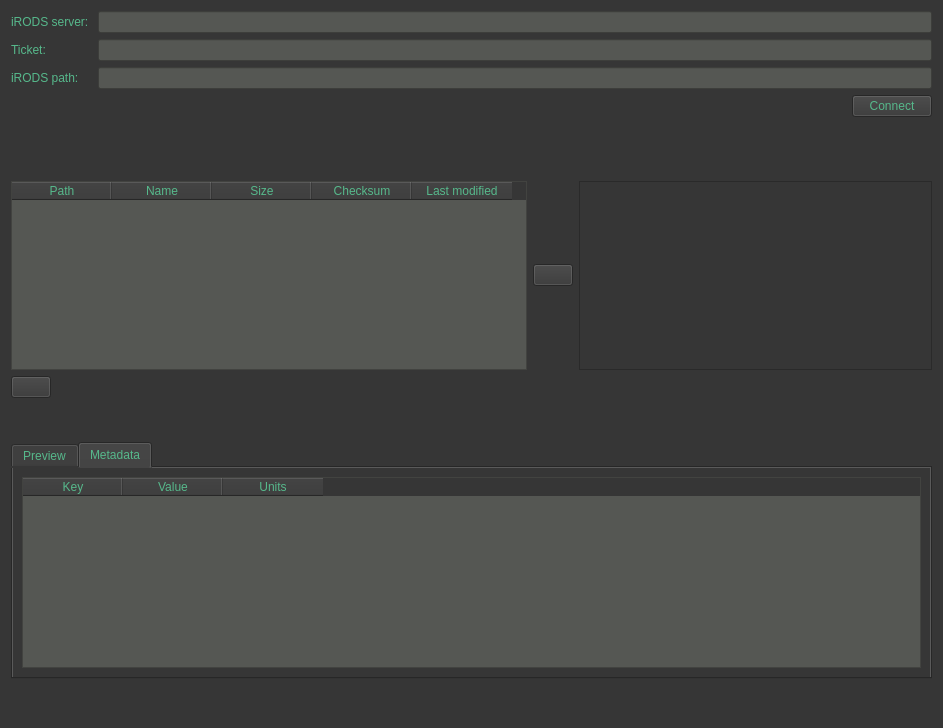
The window that gui/ui-files/tabTicketAccess.ui (iBridges-for-iRODS/iBridges) describes before a commit, drawn with Qt 5.
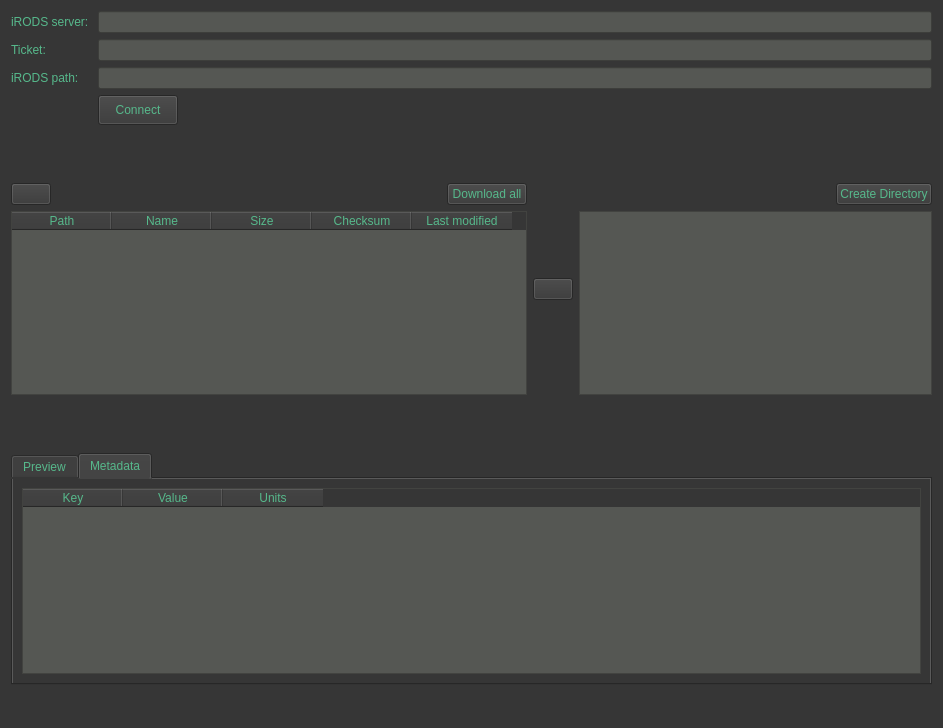
The same window after the commit. Icons and pictures are not drawn.

Commit message: - Bugfix: due to relkative paths for data objects the download sizes were not calculated correctly - Anonymous ticket download: download added to view.

What changed in the file:
```diff
--- a/gui/ui-files/tabTicketAccess.ui
+++ b/gui/ui-files/tabTicketAccess.ui
@@ -26,9 +26,10 @@
 	background-color: rgb(85, 87, 83);
 }
 
-QTreeWidget
+QTreeView
 {
-	background-color: rgb(85, 87, 83);
+  background-color: rgb(85, 87, 83);	
+
 }
 
 QLineEdit
@@ -47,6 +48,16 @@
   <layout class="QVBoxLayout" name="verticalLayout">
    <item>
     <layout class="QFormLayout" name="formLayout">
+     <item row="0" column="0">
+      <widget class="QLabel" name="label_3">
+       <property name="text">
+        <string>iRODS server: </string>
+       </property>
+      </widget>
+     </item>
+     <item row="0" column="1">
+      <widget class="QLineEdit" name="serverEdit"/>
+     </item>
      <item row="1" column="0">
       <widget class="QLabel" name="label">
        <property name="text">
@@ -54,6 +65,9 @@
        </property>
       </widget>
      </item>
+     <item row="1" column="1">
+      <widget class="QLineEdit" name="ticketEdit"/>
+     </item>
      <item row="2" column="0">
       <widget class="QLabel" name="label_2">
        <property name="text">
@@ -61,44 +75,37 @@
        </property>
       </widget>
      </item>
-     <item row="1" column="1">
-      <widget class="QLineEdit" name="ticketEdit"/>
-     </item>
      <item row="2" column="1">
       <widget class="QLineEdit" name="pathEdit"/>
      </item>
-     <item row="0" column="0">
-      <widget class="QLabel" name="label_3">
-       <property name="text">
-        <string>iRODS server: </string>
-       </property>
-      </widget>
-     </item>
-     <item row="0" column="1">
-      <widget class="QLineEdit" name="serverEdit"/>
-     </item>
      <item row="3" column="1">
       <layout class="QHBoxLayout" name="horizontalLayout">
-       <item>
-        <spacer name="horizontalSpacer_2">
-         <property name="orientation">
-          <enum>Qt::Horizontal</enum>
-         </property>
-         <property name="sizeHint" stdset="0">
-          <size>
-           <width>40</width>
-           <height>20</height>
-          </size>
-         </property>
-        </spacer>
-       </item>
        <item>
         <widget class="QPushButton" name="connectButton">
+         <property name="minimumSize">
+          <size>
+           <width>30</width>
+           <height>30</height>
+          </size>
+         </property>
          <property name="text">
           <string>Connect</string>
          </property>
         </widget>
        </item>
+       <item>
+        <spacer name="horizontalSpacer_2">
+         <property name="orientation">
+          <enum>Qt::Horizontal</enum>
+         </property>
+         <property name="sizeHint" stdset="0">
+          <size>
+           <width>40</width>
+           <height>20</height>
+          </size>
+         </property>
+        </spacer>
+       </item>
       </layout>
      </item>
     </layout>
@@ -126,6 +133,43 @@
    <item>
     <layout class="QHBoxLayout" name="horizontalLayout_3">
      <item>
+      <layout class="QVBoxLayout" name="verticalLayout_6">
+       <item>
+        <layout class="QHBoxLayout" name="horizontalLayout_5">
+         <item>
+          <widget class="QPushButton" name="homeButton">
+           <property name="text">
+            <string/>
+           </property>
+           <property name="icon">
+            <iconset>
+             <normaloff>../icons/home.png</normaloff>../icons/home.png</iconset>
+           </property>
+          </widget>
+         </item>
+         <item>
+          <spacer name="horizontalSpacer_4">
+           <property name="orientation">
+            <enum>Qt::Horizontal</enum>
+           </property>
+           <property name="sizeHint" stdset="0">
+            <size>
+             <width>40</width>
+             <height>20</height>
+            </size>
+           </property>
+          </spacer>
+         </item>
+         <item>
+          <widget class="QPushButton" name="downloadAllButton">
+           <property name="text">
+            <string>Download all</string>
+           </property>
+          </widget>
+         </item>
+        </layout>
+       </item>
+       <item>
       <widget class="QTableWidget" name="collTable">
        <property name="sizeAdjustPolicy">
         <enum>QAbstractScrollArea::AdjustToContents</enum>
@@ -134,7 +178,7 @@
         <set>QAbstractItemView::NoEditTriggers</set>
        </property>
        <property name="selectionMode">
-        <enum>QAbstractItemView::MultiSelection</enum>
+          <enum>QAbstractItemView::SingleSelection</enum>
        </property>
        <property name="selectionBehavior">
         <enum>QAbstractItemView::SelectRows</enum>
@@ -166,8 +210,25 @@
        </column>
       </widget>
      </item>
+      </layout>
+     </item>
      <item>
-      <widget class="QPushButton" name="downloadButton_2">
+      <layout class="QVBoxLayout" name="verticalLayout_4">
+       <item>
+        <spacer name="verticalSpacer_5">
+         <property name="orientation">
+          <enum>Qt::Vertical</enum>
+         </property>
+         <property name="sizeHint" stdset="0">
+          <size>
+           <width>20</width>
+           <height>40</height>
+          </size>
+         </property>
+        </spacer>
+       </item>
+       <item>
+        <widget class="QPushButton" name="downloadButton">
        <property name="text">
         <string/>
        </property>
@@ -184,6 +245,47 @@
       </widget>
      </item>
      <item>
+        <spacer name="verticalSpacer_4">
+         <property name="orientation">
+          <enum>Qt::Vertical</enum>
+         </property>
+         <property name="sizeHint" stdset="0">
+          <size>
+           <width>20</width>
+           <height>40</height>
+          </size>
+         </property>
+        </spacer>
+       </item>
+      </layout>
+     </item>
+     <item>
+      <layout class="QVBoxLayout" name="verticalLayout_5">
+       <item>
+        <layout class="QHBoxLayout" name="horizontalLayout_4">
+         <item>
+          <spacer name="horizontalSpacer_3">
+           <property name="orientation">
+            <enum>Qt::Horizontal</enum>
+           </property>
+           <property name="sizeHint" stdset="0">
+            <size>
+             <width>40</width>
+             <height>20</height>
+            </size>
+           </property>
+          </spacer>
+         </item>
+         <item>
+          <widget class="QPushButton" name="createDirectoryButton">
+           <property name="text">
+            <string>Create Directory</string>
+           </property>
+          </widget>
+         </item>
+        </layout>
+       </item>
+       <item>
       <widget class="QTreeView" name="localFsTreeView">
        <property name="selectionMode">
         <enum>QAbstractItemView::NoSelection</enum>
@@ -195,19 +297,10 @@
      </item>
     </layout>
    </item>
+    </layout>
+   </item>
    <item>
     <layout class="QHBoxLayout" name="horizontalLayout_2">
-     <item>
-      <widget class="QPushButton" name="homeButton">
-       <property name="text">
-        <string/>
-       </property>
-       <property name="icon">
-        <iconset>
-         <normaloff>../icons/home.png</normaloff>../icons/home.png</iconset>
-       </property>
-      </widget>
-     </item>
      <item>
       <spacer name="horizontalSpacer">
        <property name="orientation">
```
Lines whose indentation alone changed are shown as unchanged. The commit also changes 4 other files.
